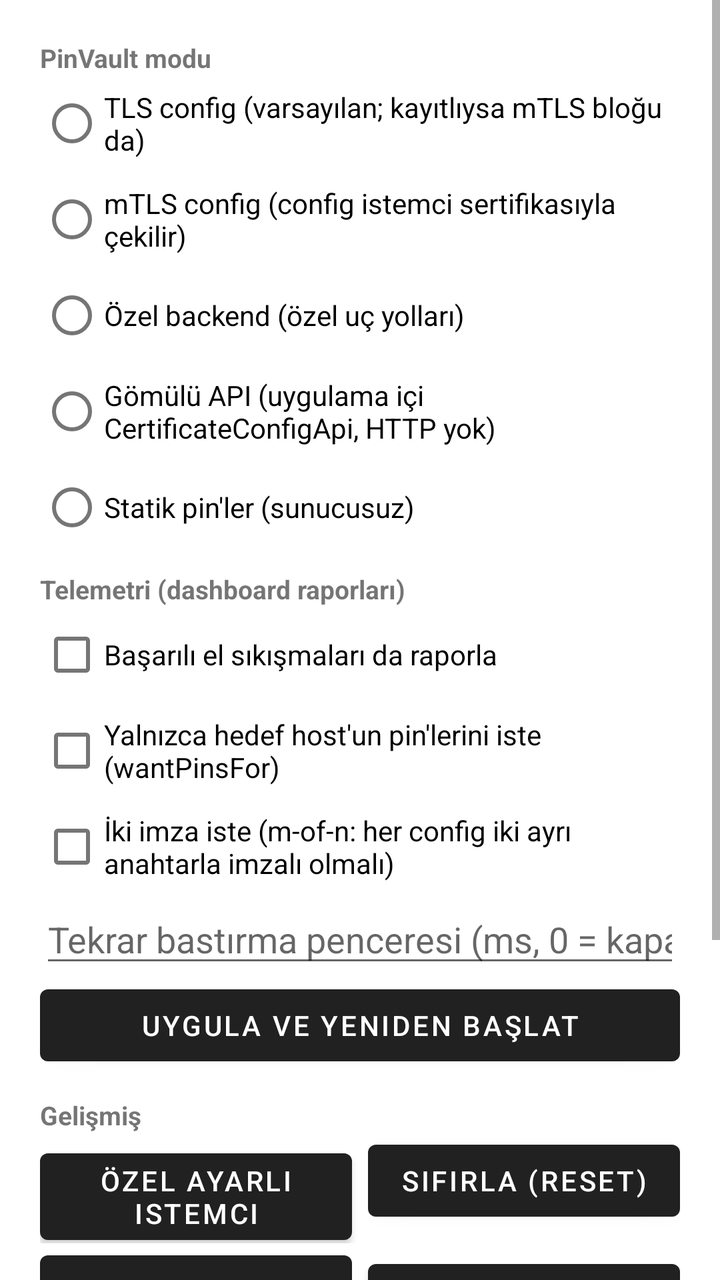
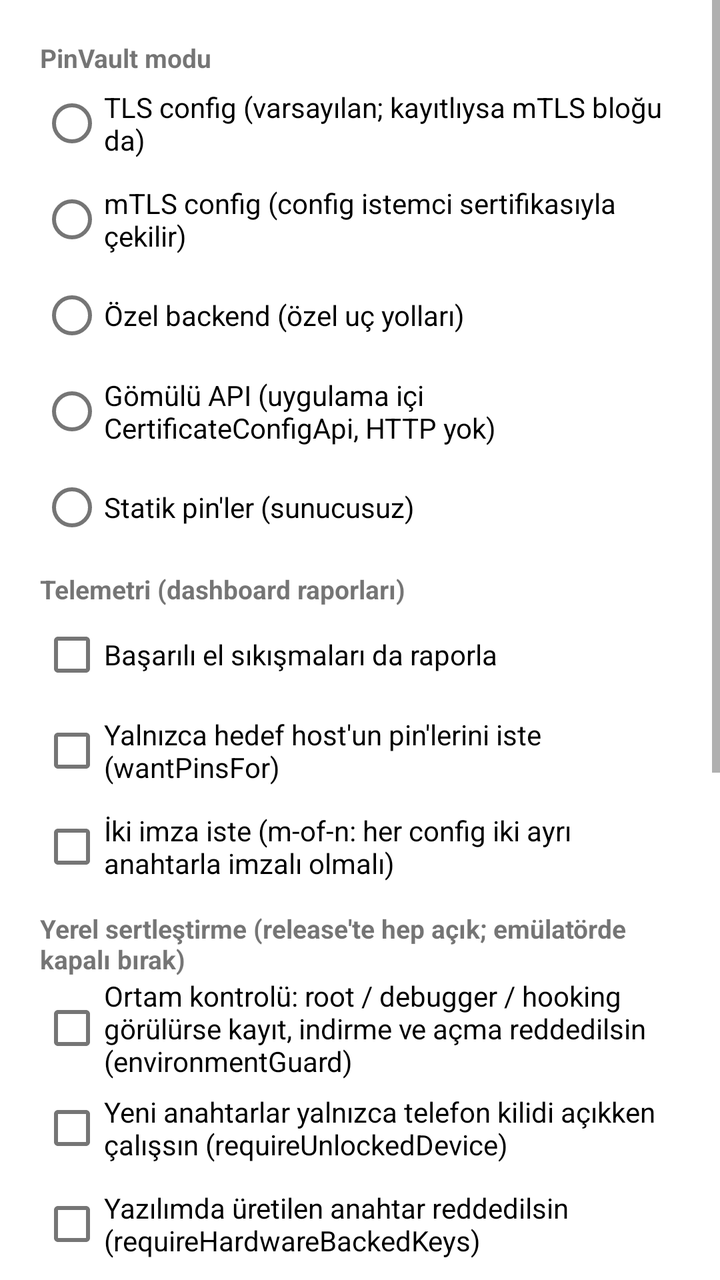

An Android layout rendered at two revisions. The XML below is the earlier revision; the diff shows what the commit changed to produce the second picture.
<!-- AndroidManifest.xml: another module's application theme Theme.SampleClient -->
<!-- res/layout/activity_settings.xml -->
<?xml version="1.0" encoding="utf-8"?>
<ScrollView xmlns:android="http://schemas.android.com/apk/res/android"
    android:layout_width="match_parent"
    android:layout_height="match_parent">

    <LinearLayout
        android:layout_width="match_parent"
        android:layout_height="wrap_content"
        android:orientation="vertical"
        android:padding="20dp">

        <TextView
            android:layout_width="wrap_content"
            android:layout_height="wrap_content"
            android:text="@string/settings_mode_title"
            android:textStyle="bold"
            android:textSize="13sp" />

        <RadioGroup
            android:id="@+id/modeGroup"
            android:layout_width="match_parent"
            android:layout_height="wrap_content"
            android:orientation="vertical"
            android:layout_marginBottom="8dp">

            <RadioButton
                android:id="@+id/modeTls"
                android:layout_width="match_parent"
                android:layout_height="wrap_content"
                android:text="@string/mode_tls" />

            <RadioButton
                android:id="@+id/modeMtlsConfig"
                android:layout_width="match_parent"
                android:layout_height="wrap_content"
                android:text="@string/mode_mtls_config" />

            <RadioButton
                android:id="@+id/modeCustomBackend"
                android:layout_width="match_parent"
                android:layout_height="wrap_content"
                android:text="@string/mode_custom_backend" />

            <RadioButton
                android:id="@+id/modeEmbeddedApi"
                android:layout_width="match_parent"
                android:layout_height="wrap_content"
                android:text="@string/mode_embedded_api" />

            <RadioButton
                android:id="@+id/modeStatic"
                android:layout_width="match_parent"
                android:layout_height="wrap_content"
                android:text="@string/mode_static" />
        </RadioGroup>

        <TextView
            android:layout_width="wrap_content"
            android:layout_height="wrap_content"
            android:text="@string/settings_telemetry_title"
            android:textStyle="bold"
            android:textSize="13sp" />

        <CheckBox
            android:id="@+id/reportSuccessCheck"
            android:layout_width="match_parent"
            android:layout_height="wrap_content"
            android:text="@string/settings_report_success" />

        <CheckBox
            android:id="@+id/scopedPinsCheck"
            android:layout_width="match_parent"
            android:layout_height="wrap_content"
            android:text="@string/settings_scoped_pins" />

        <CheckBox
            android:id="@+id/twoSignaturesCheck"
            android:layout_width="match_parent"
            android:layout_height="wrap_content"
            android:text="@string/settings_two_signatures" />

        <EditText
            android:id="@+id/dedupMsInput"
            android:layout_width="match_parent"
            android:layout_height="wrap_content"
            android:hint="@string/settings_dedup_hint"
            android:importantForAutofill="no"
            android:inputType="number"
            android:singleLine="true" />

        <Button
            android:id="@+id/applyButton"
            android:layout_width="match_parent"
            android:layout_height="wrap_content"
            android:text="@string/settings_apply"
            android:layout_marginBottom="12dp" />

        <TextView
            android:layout_width="wrap_content"
            android:layout_height="wrap_content"
            android:text="@string/settings_advanced_title"
            android:textStyle="bold"
            android:textSize="13sp" />

        <LinearLayout
            android:layout_width="match_parent"
            android:layout_height="wrap_content"
            android:orientation="horizontal">

            <Button
                android:id="@+id/settingsClientButton"
                android:layout_width="0dp"
                android:layout_height="wrap_content"
                android:layout_weight="1"
                android:layout_marginEnd="4dp"
                android:text="@string/settings_client_test" />

            <Button
                android:id="@+id/resetButton"
                android:layout_width="0dp"
                android:layout_height="wrap_content"
                android:layout_weight="1"
                android:layout_marginStart="4dp"
                android:text="@string/settings_reset" />
        </LinearLayout>

        <LinearLayout
            android:layout_width="match_parent"
            android:layout_height="wrap_content"
            android:orientation="horizontal">

            <Button
                android:id="@+id/reinitButton"
                android:layout_width="0dp"
                android:layout_height="wrap_content"
                android:layout_weight="1"
                android:layout_marginEnd="4dp"
                android:text="@string/settings_reinit" />

            <Button
                android:id="@+id/restartButton"
                android:layout_width="0dp"
                android:layout_height="wrap_content"
                android:layout_weight="1"
                android:layout_marginStart="4dp"
                android:text="@string/settings_restart" />
        </LinearLayout>

        <LinearLayout
            android:layout_width="match_parent"
            android:layout_height="wrap_content"
            android:orientation="horizontal"
            android:layout_marginBottom="12dp">

            <Button
                android:id="@+id/workInfoButton"
                android:layout_width="0dp"
                android:layout_height="wrap_content"
                android:layout_weight="1"
                android:layout_marginEnd="4dp"
                android:text="@string/settings_work_info" />

            <Button
                android:id="@+id/cancelWorkButton"
                android:layout_width="0dp"
                android:layout_height="wrap_content"
                android:layout_weight="1"
                android:layout_marginHorizontal="4dp"
                android:text="@string/settings_work_cancel" />

            <Button
                android:id="@+id/scheduleWorkButton"
                android:layout_width="0dp"
                android:layout_height="wrap_content"
                android:layout_weight="1"
                android:layout_marginStart="4dp"
                android:text="@string/settings_work_schedule" />
        </LinearLayout>

        <TextView
            android:id="@+id/statusView"
            android:layout_width="match_parent"
            android:layout_height="wrap_content"
            android:textSize="13sp"
            android:padding="14dp"
            android:background="#22000000"
            android:textIsSelectable="true"
            android:minLines="5" />
    </LinearLayout>
</ScrollView>
<!-- resources referenced by this layout -->
<resources>
  <string name="mode_custom_backend">Özel backend (özel uç yolları)</string>
  <string name="mode_embedded_api">Gömülü API (uygulama içi CertificateConfigApi, HTTP yok)</string>
  <string name="mode_mtls_config">mTLS config (config istemci sertifikasıyla çekilir)</string>
  <string name="mode_static">Statik pin\'ler (sunucusuz)</string>
  <string name="mode_tls">TLS config (varsayılan; kayıtlıysa mTLS bloğu da)</string>
  <string name="settings_advanced_title">Gelişmiş</string>
  <string name="settings_apply">Uygula ve yeniden başlat</string>
  <string name="settings_client_test">Özel ayarlı istemci</string>
  <string name="settings_dedup_hint">Tekrar bastırma penceresi (ms, 0 = kapalı)</string>
  <string name="settings_mode_title">PinVault modu</string>
  <string name="settings_reinit">init tekrar</string>
  <string name="settings_report_success">Başarılı el sıkışmaları da raporla</string>
  <string name="settings_reset">Sıfırla (reset)</string>
  <string name="settings_restart">Sıfırla ve başlat</string>
  <string name="settings_scoped_pins">Yalnızca hedef host\'un pin\'lerini iste (wantPinsFor)</string>
  <string name="settings_telemetry_title">Telemetri (dashboard raporları)</string>
  <string name="settings_two_signatures">İki imza iste (m-of-n: her config iki ayrı anahtarla imzalı olmalı)</string>
  <string name="settings_work_cancel">İşi iptal et</string>
  <string name="settings_work_info">Planlı iş</string>
  <string name="settings_work_schedule">İşi planla</string>
  <style name="Theme.SampleClient" parent="Theme.MaterialComponents.DayNight.DarkActionBar" />
</resources>

<!-- the commit's change to res/layout/activity_settings.xml (unified diff, before → after) -->
@@ -78,6 +78,32 @@
             android:layout_width="match_parent"
             android:layout_height="wrap_content"
             android:text="@string/settings_two_signatures" />
+
+        <TextView
+            android:layout_width="wrap_content"
+            android:layout_height="wrap_content"
+            android:layout_marginTop="8dp"
+            android:text="@string/settings_hardening_title"
+            android:textStyle="bold"
+            android:textSize="13sp" />
+
+        <CheckBox
+            android:id="@+id/environmentGuardCheck"
+            android:layout_width="match_parent"
+            android:layout_height="wrap_content"
+            android:text="@string/settings_environment_guard" />
+
+        <CheckBox
+            android:id="@+id/unlockedDeviceCheck"
+            android:layout_width="match_parent"
+            android:layout_height="wrap_content"
+            android:text="@string/settings_unlocked_device" />
+
+        <CheckBox
+            android:id="@+id/hardwareKeysCheck"
+            android:layout_width="match_parent"
+            android:layout_height="wrap_content"
+            android:text="@string/settings_hardware_keys" />
 
         <EditText
             android:id="@+id/dedupMsInput"
<!-- resource entries referenced after the edit -->
@@ -9,6 +9,9 @@
   <string name="settings_apply">Uygula ve yeniden başlat</string>
   <string name="settings_client_test">Özel ayarlı istemci</string>
   <string name="settings_dedup_hint">Tekrar bastırma penceresi (ms, 0 = kapalı)</string>
+  <string name="settings_environment_guard">Ortam kontrolü: root / debugger / hooking görülürse kayıt, indirme ve açma reddedilsin (environmentGuard)</string>
+  <string name="settings_hardening_title">Yerel sertleştirme (release\'te hep açık; emülatörde kapalı bırak)</string>
+  <string name="settings_hardware_keys">Yazılımda üretilen anahtar reddedilsin (requireHardwareBackedKeys)</string>
   <string name="settings_mode_title">PinVault modu</string>
   <string name="settings_reinit">init tekrar</string>
   <string name="settings_report_success">Başarılı el sıkışmaları da raporla</string>
@@ -17,6 +20,7 @@
   <string name="settings_scoped_pins">Yalnızca hedef host\'un pin\'lerini iste (wantPinsFor)</string>
   <string name="settings_telemetry_title">Telemetri (dashboard raporları)</string>
   <string name="settings_two_signatures">İki imza iste (m-of-n: her config iki ayrı anahtarla imzalı olmalı)</string>
+  <string name="settings_unlocked_device">Yeni anahtarlar yalnızca telefon kilidi açıkken çalışsın (requireUnlockedDevice)</string>
   <string name="settings_work_cancel">İşi iptal et</string>
   <string name="settings_work_info">Planlı iş</string>
   <string name="settings_work_schedule">İşi planla</string>
